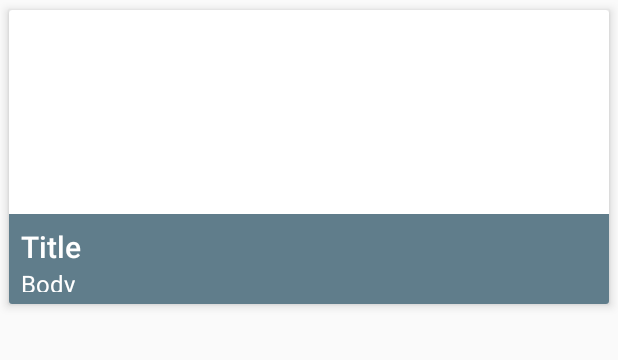
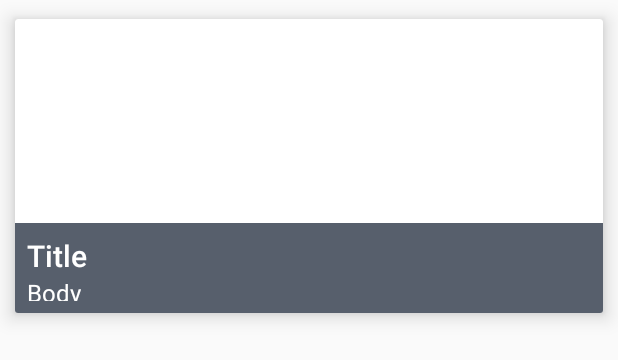
Before and after one commit to ucsdCSE110wi16/CSE110W240T3, an Android app: the layout entity_category.xml on its own in the app's theme, with its tools: preview values and no code run, on a phone screen of 412 x 824 dp. Shown: the top 360 px of the screen. Run offline under Robolectric (Android 15) with nearby library versions, the phone set to English and light mode, and no system bars; plain views replace ParseImageView.

Commit message:
More changes to UI

```diff
--- a/app/src/main/res/layout/app_main_layout.xml
+++ b/app/src/main/res/layout/app_main_layout.xml
@@ -31,6 +31,6 @@
         android:layout_gravity="bottom|end"
         android:layout_margin="@dimen/fab_margin"
         android:src="@drawable/ic_add_white_24dp"
-        app:backgroundTint="@color/red_A200" />
+        app:backgroundTint="@color/cc_orange" />
 
 </android.support.design.widget.CoordinatorLayout>
--- a/app/src/main/res/layout/content_entry.xml
+++ b/app/src/main/res/layout/content_entry.xml
@@ -11,7 +11,7 @@
     <android.support.v7.widget.CardView
         android:layout_width="match_parent"
         android:layout_height="match_parent"
-        app:cardBackgroundColor="@color/grey_50"
+        app:cardBackgroundColor="@color/cc_white"
         app:cardElevation="8dp"
         app:cardUseCompatPadding="true">
 
--- a/app/src/main/res/layout/entity_category.xml
+++ b/app/src/main/res/layout/entity_category.xml
@@ -1,16 +1,15 @@
 <?xml version="1.0" encoding="utf-8"?>
-<android.support.v7.widget.CardView
-    xmlns:android="http://schemas.android.com/apk/res/android"
+<android.support.v7.widget.CardView xmlns:android="http://schemas.android.com/apk/res/android"
     xmlns:app="http://schemas.android.com/apk/res-auto"
     android:layout_width="match_parent"
     android:layout_height="wrap_content"
+    android:layout_marginEnd="1dp"
+    android:layout_marginLeft="1dp"
+    android:layout_marginRight="1dp"
+    android:layout_marginStart="1dp"
     android:visibility="visible"
-    android:background="@color/white"
-    android:layout_marginLeft="1dp"
-    android:layout_marginStart="1dp"
-    android:layout_marginRight="1dp"
-    android:layout_marginEnd="1dp"
-    app:cardElevation="4dp"
+    app:cardBackgroundColor="@color/white"
+    app:cardElevation="8dp"
     app:cardUseCompatPadding="true">
 
 
@@ -30,9 +29,9 @@
             android:layout_width="match_parent"
             android:layout_height="60dp"
             android:layout_alignParentBottom="true"
-            android:background="@color/blue_grey_500"
-            android:padding="8dp"
-            android:orientation="vertical">
+            android:background="@color/cc_blue_grey"
+            android:orientation="vertical"
+            android:padding="8dp">
 
             <TextView
                 android:id="@+id/category_name"
@@ -56,9 +55,9 @@
 
     <!-- Non working ripple effect on each category -->
     <!--<View-->
-        <!--android:layout_width="match_parent"-->
-        <!--android:layout_height="match_parent"-->
-        <!--android:elevation="10dp"-->
-        <!--android:background="?attr/selectableItemBackgroundBorderless" />-->
+    <!--android:layout_width="match_parent"-->
+    <!--android:layout_height="match_parent"-->
+    <!--android:elevation="10dp"-->
+    <!--android:background="?attr/selectableItemBackgroundBorderless" />-->
 
 </android.support.v7.widget.CardView>
--- a/app/src/main/res/layout/fragment_category_list.xml
+++ b/app/src/main/res/layout/fragment_category_list.xml
@@ -1,12 +1,12 @@
 <?xml version="1.0" encoding="utf-8"?>
-
 <android.support.v4.widget.SwipeRefreshLayout
     xmlns:android="http://schemas.android.com/apk/res/android"
     xmlns:app="http://schemas.android.com/apk/res-auto"
     xmlns:tools="http://schemas.android.com/tools"
     android:id="@+id/category_swipe_refresh_layout"
     android:layout_width="match_parent"
-    android:layout_height="match_parent">
+    android:layout_height="match_parent"
+    android:background="@color/blue_grey_600">
 
     <android.support.v7.widget.RecyclerView
         android:id="@+id/category_list"
@@ -16,6 +16,8 @@
         android:paddingStart="2dp"
         android:paddingEnd="2dp"
         app:layoutManager="GridLayoutManager"
+        app:paddingStart="2dp"
+        app:paddingEnd="2dp"
         tools:context="edu.fe.CategoryListFragment"
         tools:listitem="@layout/entity_category" />
 
--- a/app/src/main/res/values/colorSwatches.xml
+++ b/app/src/main/res/values/colorSwatches.xml
@@ -331,7 +331,11 @@
     <color name="ssd_brown">#A1847A</color>
     <color name="ssd_gray">#C1BEB1</color>
 
-
+    <color name="cc_blue_grey">#575F6C</color>
+    <color name="cc_white">#EEF0F2</color>
+    <color name="cc_orange">#F1966D</color>
+    <color name="cc_dark_grey">#989AA0</color>
+    <color name="cc_grey">#BDBDBF</color>
 
 
 </resources>
--- a/vorph-utils/src/main/java/com/vorph/anim/AnimUtils.java
+++ b/vorph-utils/src/main/java/com/vorph/anim/AnimUtils.java
@@ -227,7 +227,7 @@ public class AnimUtils {
 //		animateToolbar(toolbarAnim, toolbar, reveal, color, 300, 0);
 //	}
 
-	@TargetApi(Build.VERSION_CODES.HONEYCOMB)
+	@TargetApi(Build.VERSION_CODES.KITKAT)
 	public static void animateToolbar(final Animation toolAnim,
 									  final Toolbar toolbar,
 									  final boolean reveal,
```
Also changed, not shown: app/src/main/java/edu/fe/MainActivity.java (+19 -8 lines), material-lib/src/main/res/drawable/gradient_blue_grey.xml (added, +13 -0 lines).
